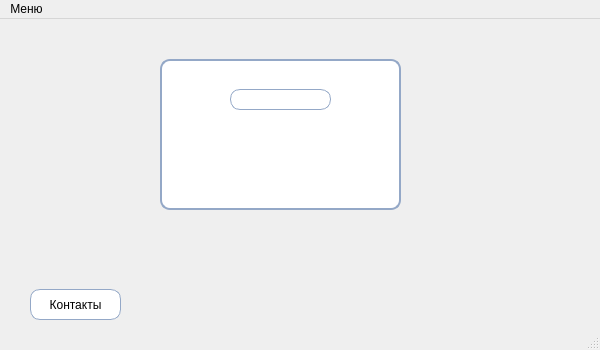
The window that App/mainwindow.ui (truynder/TestApp) describes before a commit, drawn with Qt 5.
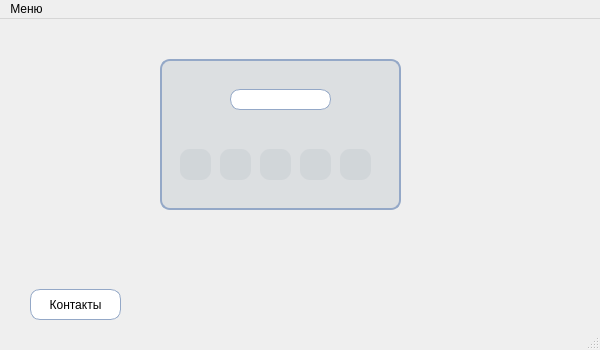
The same window after the commit. Icons and pictures are not drawn.

The edit to the form file:
```diff
--- a/App/mainwindow.ui
+++ b/App/mainwindow.ui
@@ -79,7 +79,7 @@
     </property>
     <property name="styleSheet">
      <string notr="true">QWidget{
-background:white;
+background:rgba(192, 199, 204,0.4);
 border: 2px solid;
 border-color:rgb(148, 168, 199);
 border-radius: 10px;
@@ -89,7 +89,7 @@
     <widget class="QLabel" name="labelRemoteName">
      <property name="geometry">
       <rect>
-       <x>100</x>
+       <x>95</x>
        <y>30</y>
        <width>71</width>
        <height>20</height>
@@ -104,7 +104,9 @@
      </property>
      <property name="styleSheet">
       <string notr="true">QLabel{
-border:none
+color:rgba(17, 191, 75, 1);
+border:none;
+background-color:none;
 }</string>
      </property>
      <property name="text">
@@ -284,7 +286,7 @@
     <widget class="QLabel" name="labelTime">
      <property name="geometry">
       <rect>
-       <x>110</x>
+       <x>105</x>
        <y>60</y>
        <width>91</width>
        <height>16</height>
@@ -298,6 +300,7 @@
      <property name="styleSheet">
       <string notr="true">QLabel{
 border:none;
+background:none;
 }</string>
      </property>
      <property name="text">
```
